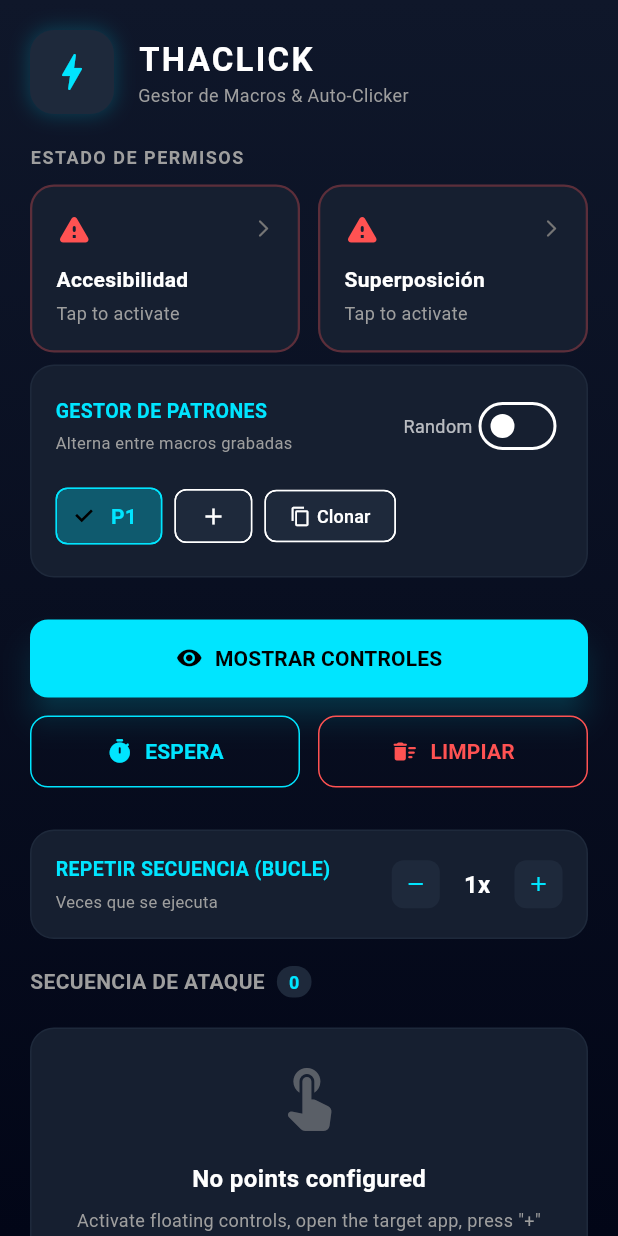
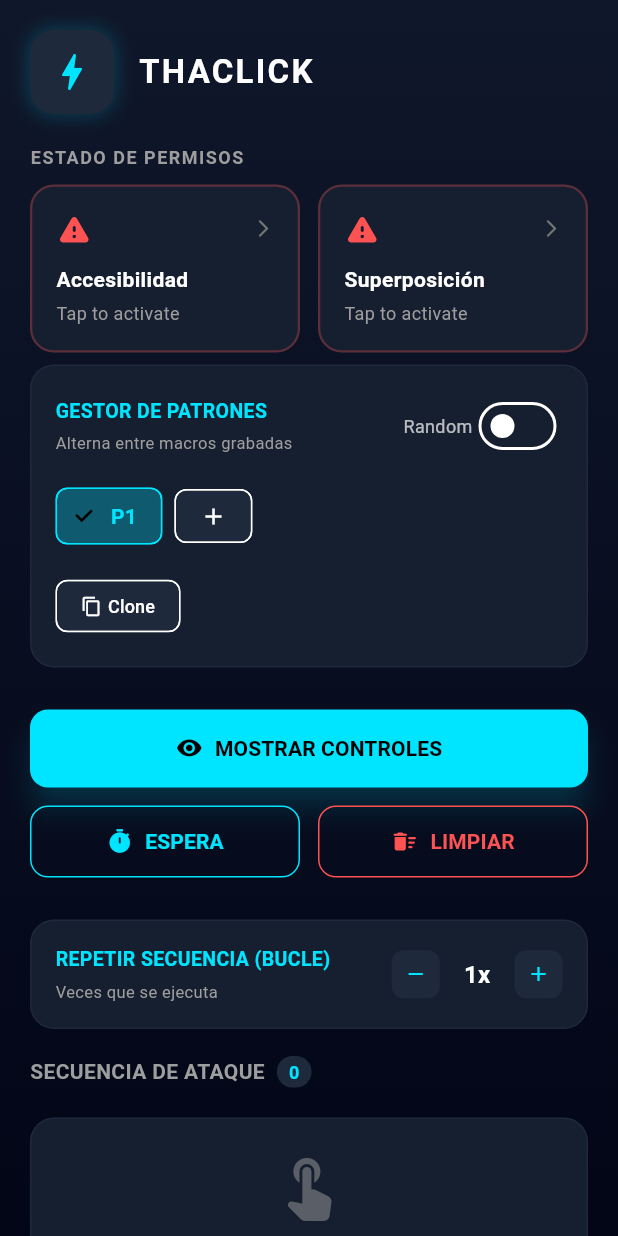
Before and after one commit to E33-a/ThaClick, a Flutter app: the screen it shows after launch, after a tap on the "add" icon, after a tap on the "delete outline" icon, on a phone screen of 412 x 824 dp. Run offline on Flutter 3.47's test engine with Material 3 defaults, Android fonts, the phone set to English and light mode, and no system bars; our stand-ins replace flutter_svg.

Commit message:
style: Limpiar el encabezado principal y agregar scroll horizontal al Gestor de Patrones

```diff
--- a/lib/main.dart
+++ b/lib/main.dart
@@ -632,10 +632,7 @@
                         ),
                       ),
                       const SizedBox(width: 16),
-                      const Column(
-                        crossAxisAlignment: CrossAxisAlignment.start,
-                        children: [
-                          Text(
+                      const Text(
                         'THACLICK',
                         style: TextStyle(
                           fontSize: 22,
@@ -643,15 +640,6 @@
                           letterSpacing: 1.5,
                           color: Colors.white,
                         ),
-                          ),
-                          Text(
-                            'Gestor de Macros & Auto-Clicker',
-                            style: TextStyle(
-                              fontSize: 12,
-                              color: Colors.grey,
-                            ),
-                          ),
-                        ],
                       ),
                     ],
                   ),
@@ -764,12 +752,17 @@
                           ],
                         ),
                         const SizedBox(height: 12),
-                        Wrap(
-                          spacing: 8,
-                          runSpacing: 8,
+                        Column(
+                          crossAxisAlignment: CrossAxisAlignment.start,
+                          children: [
+                            SingleChildScrollView(
+                              scrollDirection: Axis.horizontal,
+                              child: Row(
                                 children: [
                                   for (int i = 0; i < patterns.length; i++)
-                              ChoiceChip(
+                                    Padding(
+                                      padding: const EdgeInsets.only(right: 8.0),
+                                      child: ChoiceChip(
                                         label: Text(AppStrings.pattern + '${i + 1}'),
                                         selected: activePatternIndex == i,
                                         selectedColor: const Color(0xFF00E5FF).withValues(alpha: 0.3),
@@ -791,6 +784,7 @@
                                           }
                                         },
                                       ),
+                                    ),
                                   ActionChip(
                                     label: const Icon(Icons.add, size: 18, color: Colors.white),
                                     backgroundColor: const Color(0xFF1E293B),
@@ -803,13 +797,19 @@
                                       saveSteps();
                                     },
                                   ),
+                                ],
+                              ),
+                            ),
+                            const SizedBox(height: 12),
+                            Row(
+                              children: [
                                 ActionChip(
-                              label: const Row(
+                                  label: Row(
                                     mainAxisSize: MainAxisSize.min,
                                     children: [
-                                  Icon(Icons.copy, size: 14, color: Colors.white),
-                                  SizedBox(width: 4),
-                                  Text('Clonar', style: TextStyle(color: Colors.white, fontSize: 12)),
+                                      const Icon(Icons.copy, size: 14, color: Colors.white),
+                                      const SizedBox(width: 4),
+                                      Text(AppStrings.isEs ? 'Clonar' : 'Clone', style: const TextStyle(color: Colors.white, fontSize: 12)),
                                     ],
                                   ),
                                   backgroundColor: const Color(0xFF1E293B),
@@ -823,6 +823,7 @@
                                     saveSteps();
                                   },
                                 ),
+                                const SizedBox(width: 8),
                                 if (patterns.length > 1)
                                   ActionChip(
                                     label: const Icon(Icons.delete_outline, size: 18, color: Colors.redAccent),
@@ -831,12 +832,12 @@
                                     onPressed: () {
                                       setState(() {
                                         patterns.removeAt(activePatternIndex);
-                                    if (activePatternIndex >= patterns.length) {
-                                      activePatternIndex = patterns.length - 1;
-                                    }
+                                        activePatternIndex = 0;
                                       });
                                       saveSteps();
                                     },
+                                  ),
+                              ],
                             ),
                           ],
                         ),
```
Lines whose indentation alone changed are shown as unchanged.
